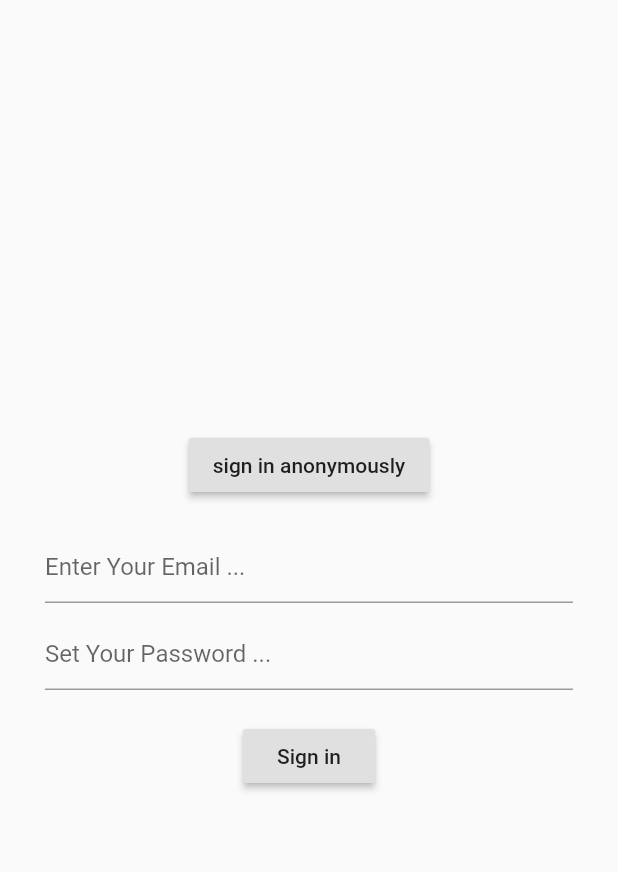
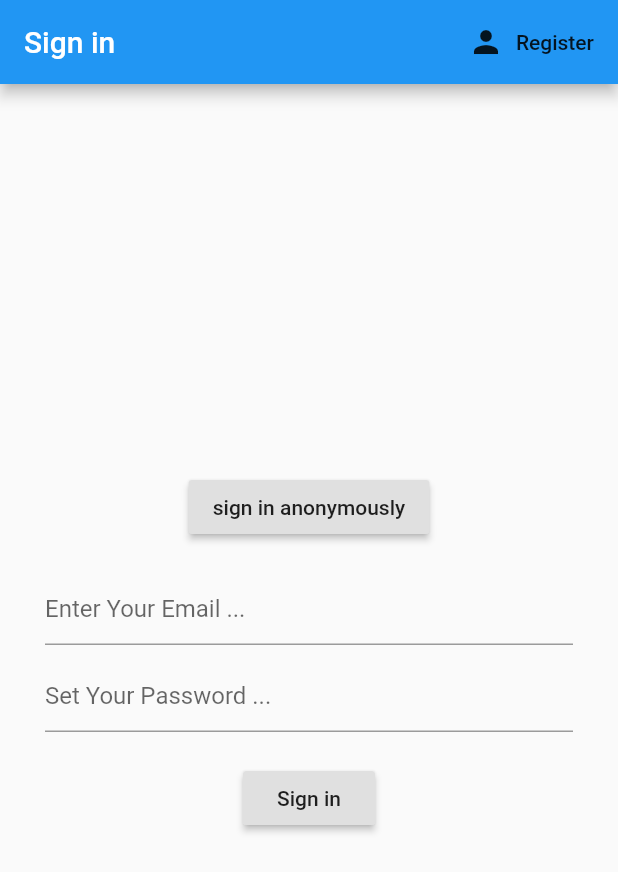
Before and after one commit to MohieddineCHATTI/online_store, a Flutter app: the screen it shows after launch, on a phone screen of 412 x 824 dp. Shown: the top 872 px of the screen. Run offline on Flutter 3.47's test engine with Material 2 defaults, Android fonts, the phone set to English and light mode, and no system bars; our stand-ins replace firebase_auth, flutter_spinkit; accounts and stored records are empty.

Commit message:
authentication screens done / toggle between sign in/ out / loading widget done

```diff
--- a/lib/screens/authentication/authentication.dart
+++ b/lib/screens/authentication/authentication.dart
@@ -9,8 +9,20 @@ class Authenticate extends StatefulWidget {
 }
 
 class _AuthenticateState extends State<Authenticate> {
+  bool showSignIn = true;
+
+  void toggleAuthenticateScreen() {
+    setState(() {
+      showSignIn = !showSignIn;
+    });
+  }
+
   @override
   Widget build(BuildContext context) {
-    return SignIn();
+    if (showSignIn) {
+      return SignIn(toggleAuthenticateScreen: toggleAuthenticateScreen);
+    } else {
+      return Register(toggleAuthenticateScreen: toggleAuthenticateScreen);
+    }
   }
 }
--- a/lib/screens/authentication/register.dart
+++ b/lib/screens/authentication/register.dart
@@ -1,8 +1,14 @@
 import 'package:flutter/material.dart';
 import 'package:dzstore/services/auth.dart';
+import 'package:dzstore/screens/loading.dart';
 
 
 class Register extends StatefulWidget {
+
+  final Function toggleAuthenticateScreen;
+
+  Register({this.toggleAuthenticateScreen});
+
   @override
   _RegisterState createState() => _RegisterState();
 }
@@ -13,11 +19,25 @@ class _RegisterState extends State<Register> {
   final _formkey = GlobalKey<FormState>();
   String email;
   String password;
+  String error = " ";
+  bool loading = false;
 
   @override
   Widget build(BuildContext context) {
-    return MaterialApp(
+    return loading == true ? Loading() : MaterialApp(
       home: Scaffold(
+        appBar: AppBar(
+          title: Text("Sign up"),
+          actions: <Widget>[
+            FlatButton.icon(
+              icon: Icon(Icons.person,),
+              label: Text("Sign in"),
+              onPressed: () {
+              widget.toggleAuthenticateScreen();
+              },
+            )
+          ],
+        ),
         body: Container(
           child: Column(
             crossAxisAlignment: CrossAxisAlignment.center,
@@ -60,14 +80,20 @@ class _RegisterState extends State<Register> {
                         onPressed: () async {
                           if (_formkey.currentState.validate()){
                             dynamic result = await _auth.registerWithEmailAndPassword(email, password);
+                            if (result == null){
+                              setState(() {
+                                error = "Either email or password is incorrect, try again please";
+                              });
+                            }else{
                             print("successfully signed up");
-                            print(result.uid);
+                            print(result);
                             return result;
-                          }
+                          }}
 
                         },
                         child: Text("Sign up"),
-                      )
+                      ),
+                      Text(error),
                     ],
 
                   ),
--- a/lib/screens/authentication/signIn.dart
+++ b/lib/screens/authentication/signIn.dart
@@ -4,6 +4,11 @@ import 'package:dzstore/screens/loading.dart';
 
 
 class SignIn extends StatefulWidget {
+
+  final Function toggleAuthenticateScreen;
+
+  SignIn({this.toggleAuthenticateScreen});
+
   @override
   _SignInState createState() => _SignInState();
 }
@@ -21,6 +26,18 @@ class _SignInState extends State<SignIn> {
   Widget build(BuildContext context) {
     return loading == true? Loading() : MaterialApp(
       home: Scaffold(
+          appBar: AppBar(
+            title: Text("Sign in"),
+            actions: <Widget>[
+              FlatButton.icon(
+                icon: Icon(Icons.person,),
+                label: Text("Register"),
+                onPressed: () {
+                  widget.toggleAuthenticateScreen();
+                },
+              )
+            ],
+          ),
           body: Container(
             child: Column(
               crossAxisAlignment: CrossAxisAlignment.center,
--- a/lib/services/auth.dart
+++ b/lib/services/auth.dart
@@ -64,6 +64,7 @@ try{
 }
  catch(e){
   print(e.toString());
+  return e.toString();
 
  }
   }
```
